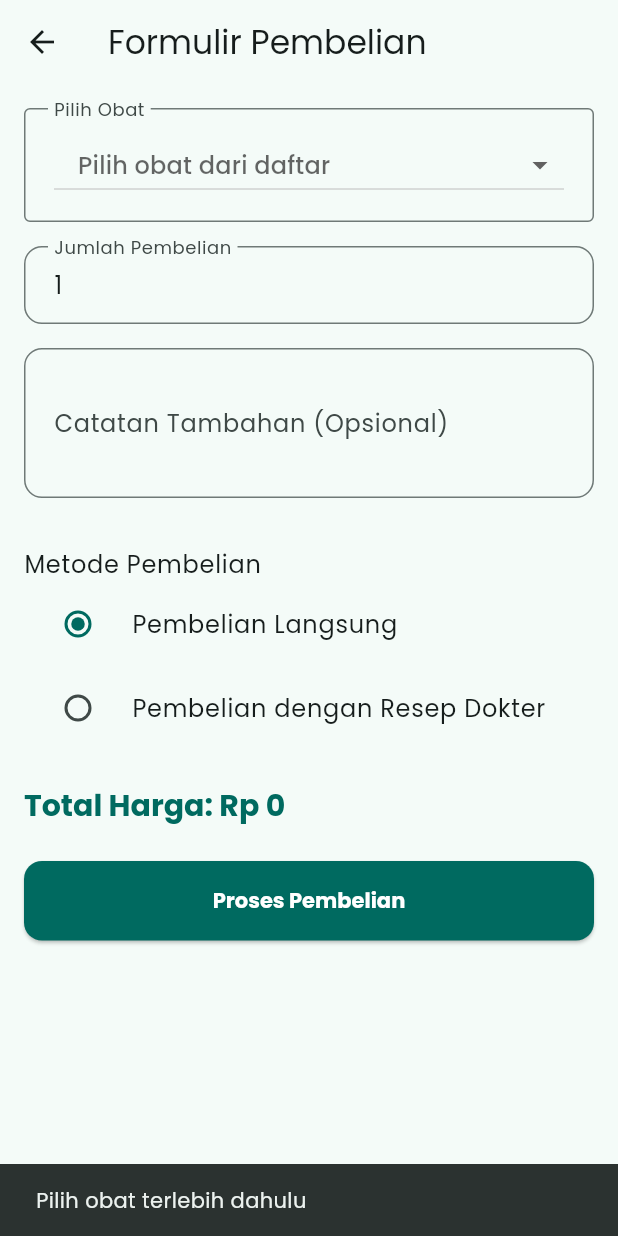
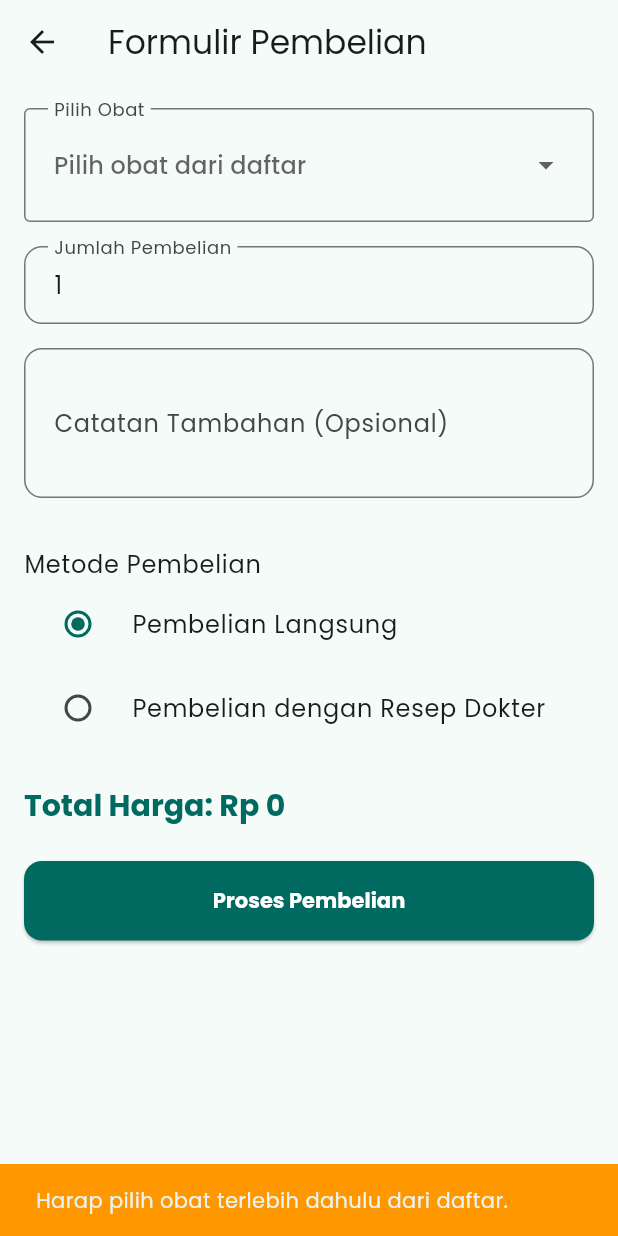
Before and after one commit to ARSWDZZ22/utspam_soald_if5b_3012310044, a Flutter app: the PurchaseFormScreen screen opened by its route, after a tap on "Proses Pembelian", on a phone screen of 412 x 824 dp. Run offline on Flutter 3.47's test engine with Material 3 defaults, Android fonts, the phone set to English and light mode, and no system bars; our stand-ins replace google_fonts, image_picker, shared_preferences; accounts and stored records are empty.

Commit message:
commit 2

```diff
--- a/lib/screens/purchase_form_screen.dart
+++ b/lib/screens/purchase_form_screen.dart
@@ -34,6 +34,7 @@ class _PurchaseFormScreenState extends State<PurchaseFormScreen> {
   @override
   void initState() {
     super.initState();
+    // Jika obat dikirim dari halaman sebelumnya (misal dari home), gunakan itu
     _selectedMedicine = widget.medicine;
   }
 
@@ -61,21 +62,36 @@ class _PurchaseFormScreenState extends State<PurchaseFormScreen> {
     return _selectedMedicine!.price * quantity;
   }
 
+  // FUNGSI YANG SUDAH DIPERBAIKI
   Future<void> _submitOrder() async {
+    // 1. Pastikan obat sudah dipilih
     if (_selectedMedicine == null) {
       ScaffoldMessenger.of(context).showSnackBar(
-          const SnackBar(content: Text('Pilih obat terlebih dahulu')));
+        const SnackBar(
+          content: Text('Harap pilih obat terlebih dahulu dari daftar.'),
+          backgroundColor: Colors.orange,
+        ),
+      );
       return;
     }
 
+    // 2. Validasi semua field di dalam form
     if (_formKey.currentState!.validate()) {
+      // 3. Jika metode resep, pastikan gambar sudah diunggah
       if (_purchaseMethod == PurchaseMethod.prescription &&
           _prescriptionImagePath == null) {
         ScaffoldMessenger.of(context).showSnackBar(
-            const SnackBar(content: Text('Unggah foto resep wajib diisi')));
+          const SnackBar(
+            content:
+                Text('Foto resep wajib diunggah untuk metode pembelian ini.'),
+            backgroundColor: Colors.orange,
+          ),
+        );
         return;
       }
 
+      // Jika semua validasi lolos, proses penyimpanan
+      try {
         final authProvider = Provider.of<AuthProvider>(context, listen: false);
         final transactionProvider =
             Provider.of<TransactionProvider>(context, listen: false);
@@ -96,13 +112,42 @@ class _PurchaseFormScreenState extends State<PurchaseFormScreen> {
           notes: _notesController.text.isEmpty ? null : _notesController.text,
         );
 
+        // Simpan transaksi melalui provider
         await transactionProvider.addTransaction(newTransaction);
 
+        // Tampilkan pesan sukses
         if (!mounted) return;
+        ScaffoldMessenger.of(context).showSnackBar(
+          const SnackBar(
+            content: Text('Transaksi berhasil disimpan!'),
+            backgroundColor: Colors.green,
+          ),
+        );
+
+        // Arahkan ke halaman riwayat dan hapus semua halaman sebelumnya
         Navigator.pushNamedAndRemoveUntil(
           context,
           AppConstants.historyRoute,
           (route) => false,
+        );
+      } catch (e) {
+        // Tangani error yang mungkin terjadi
+        if (!mounted) return;
+        ScaffoldMessenger.of(context).showSnackBar(
+          SnackBar(
+            content: Text('Terjadi kesalahan: ${e.toString()}'),
+            backgroundColor: Colors.red,
+          ),
+        );
+      }
+    } else {
+      // Jika validasi form gagal
+      ScaffoldMessenger.of(context).showSnackBar(
+        const SnackBar(
+          content: Text(
+              'Periksa kembali formulir Anda. Pastikan semua field yang wajib diisi sudah benar.'),
+          backgroundColor: Colors.orange,
+        ),
       );
     }
   }
@@ -118,14 +163,13 @@ class _PurchaseFormScreenState extends State<PurchaseFormScreen> {
           child: Column(
             crossAxisAlignment: CrossAxisAlignment.stretch,
             children: [
-              // Dropdown atau cara memilih obat
+              // Dropdown untuk memilih obat
               InputDecorator(
                 decoration: const InputDecoration(
                   labelText: 'Pilih Obat',
                   border: OutlineInputBorder(),
                 ),
-                child: ButtonTheme(
-                  alignedDropdown: true,
+                child: DropdownButtonHideUnderline(
                   child: DropdownButton<Medicine>(
                     value: _selectedMedicine,
                     isExpanded: true,
```
Lines whose indentation alone changed are shown as unchanged.
